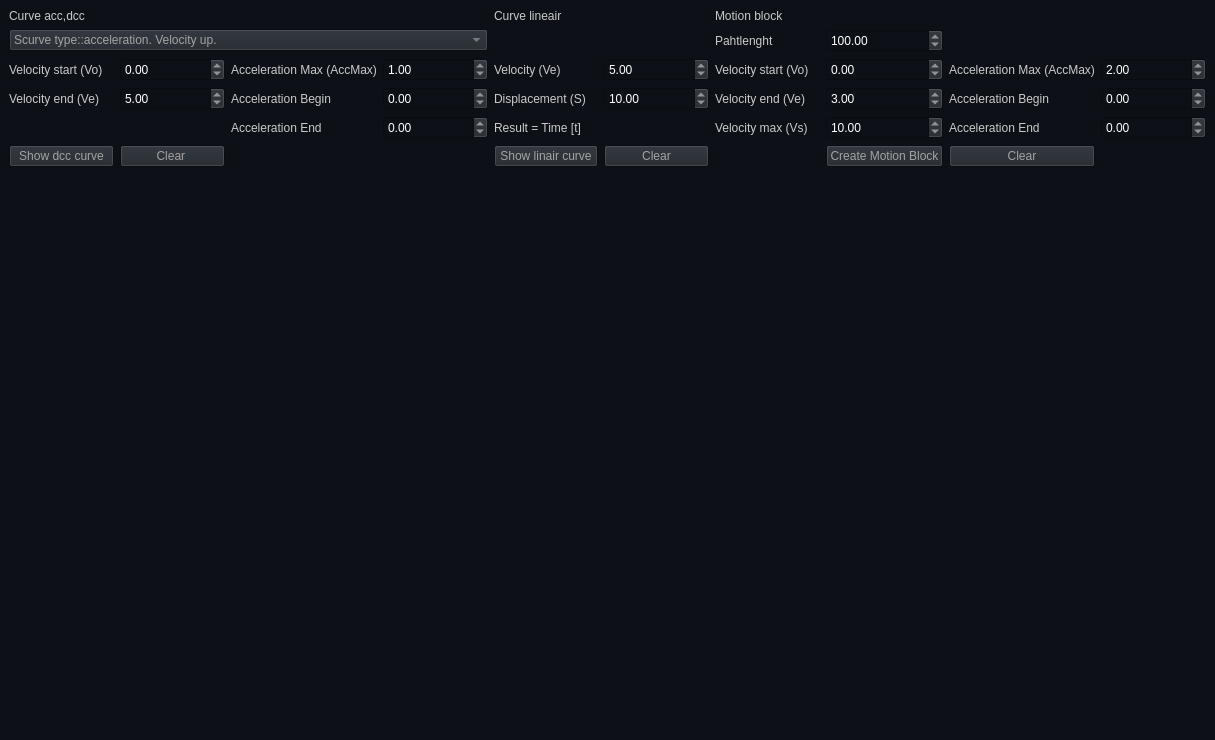
The window that gui_project/mainwindow.ui (grotius-cnc/s-curve-motion-planning) describes before a commit, drawn with Qt 5.
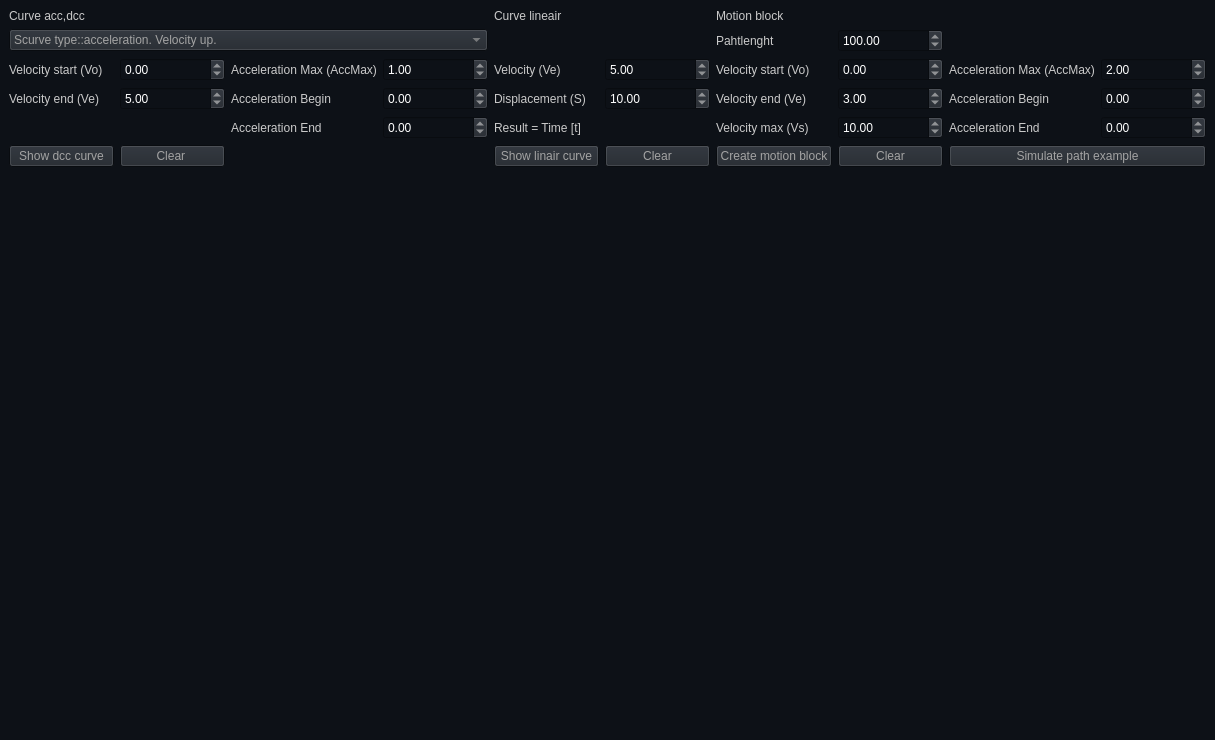
The same window after the commit. Icons and pictures are not drawn.

Patch:
```diff
--- a/gui_project/mainwindow.ui
+++ b/gui_project/mainwindow.ui
@@ -253,13 +253,6 @@
         </property>
        </widget>
       </item>
-      <item row="6" column="7">
-       <widget class="QPushButton" name="pushButton_create_motion_block">
-        <property name="text">
-         <string>Create Motion Block</string>
-        </property>
-       </widget>
-      </item>
       <item row="5" column="4">
        <widget class="QLabel" name="label_4">
         <property name="text">
@@ -566,13 +559,6 @@
         </property>
        </widget>
       </item>
-      <item row="6" column="8">
-       <widget class="QPushButton" name="pushButton_mb_clear">
-        <property name="text">
-         <string>Clear</string>
-        </property>
-       </widget>
-      </item>
       <item row="1" column="6">
        <widget class="QLabel" name="label_16">
         <property name="text">
@@ -596,6 +582,27 @@
         </property>
        </widget>
       </item>
+      <item row="6" column="6">
+       <widget class="QPushButton" name="pushButton_create_motion_block">
+        <property name="text">
+         <string>Create motion block</string>
+        </property>
+       </widget>
+      </item>
+      <item row="6" column="7">
+       <widget class="QPushButton" name="pushButton_mb_clear">
+        <property name="text">
+         <string>Clear</string>
+        </property>
+       </widget>
+      </item>
+      <item row="6" column="8" colspan="2">
+       <widget class="QPushButton" name="pushButton_simulate_path">
+        <property name="text">
+         <string>Simulate path example</string>
+        </property>
+       </widget>
+      </item>
      </layout>
     </item>
     <item row="1" column="0">
```
